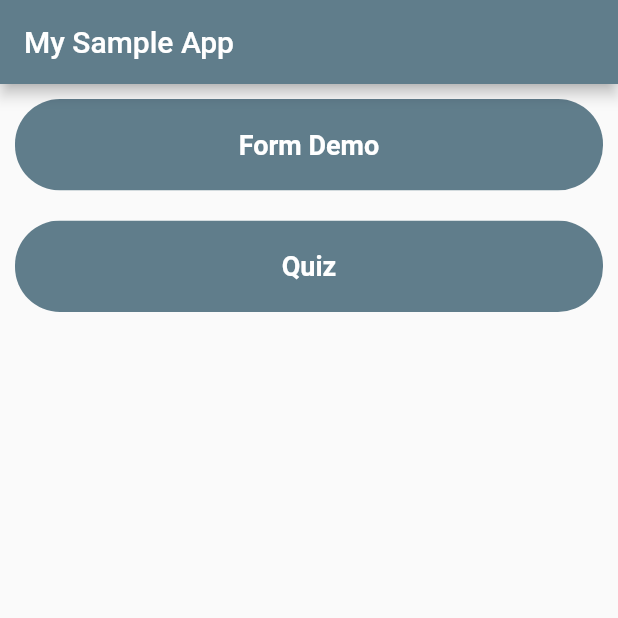
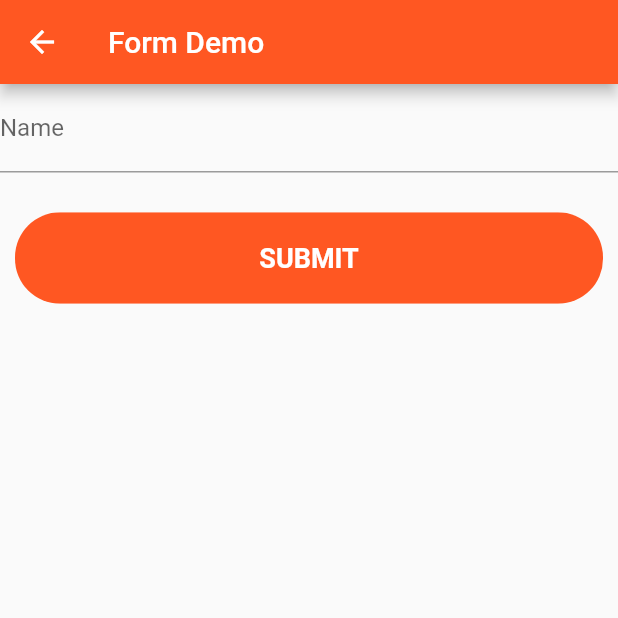
Before and after one commit to adepusai123/learn_flutter_app, a Flutter app: the screen it shows after launch, after a tap on "Form Demo", on a phone screen of 412 x 824 dp, the top half of it. Run offline on Flutter 3.47's test engine with Material 2 defaults, Android fonts, the phone set to English and light mode, and no system bars.

Commit message:
Form SCreen & Name field

```diff
--- /dev/null
+++ b/lib/screens/form_screens/form_screen.dart
@@ -0,0 +1,75 @@
+import 'package:flutter/material.dart';
+import 'package:learn_flutter_app/components/rounded_button.dart';
+
+class FormScreen extends StatefulWidget {
+  @override
+  _FormScreenState createState() => _FormScreenState();
+}
+
+class _FormScreenState extends State<FormScreen> {
+  String _name;
+  String _email;
+  String _password;
+  String _phone;
+  bool _autoValidate = false;
+
+  final GlobalKey<FormState> _formKey = GlobalKey<FormState>();
+
+  @override
+  Widget build(BuildContext context) {
+    Size size = MediaQuery.of(context).size;
+    return Scaffold(
+      appBar: AppBar(
+        title: Text("Form Demo"),
+        backgroundColor: Colors.deepOrange,
+      ),
+      body: Container(
+        width: double.infinity,
+        child: Form(
+          key: _formKey,
+          autovalidate: _autoValidate,
+          child: Column(
+            children: <Widget>[
+              _buildName(),
+              SizedBox(height: size.height * 0.02),
+              RoundButton(
+                btnLabel: "SUBMIT",
+                color: Colors.deepOrange,
+                press: _validateInputs,
+              )
+            ],
+          ),
+        ),
+      ),
+    );
+  }
+
+  Widget _buildName() {
+    return Container(
+      child: TextFormField(
+        decoration: InputDecoration(labelText: "Name"),
+        keyboardType: TextInputType.name,
+        validator: (String value) {
+          if (value.isEmpty) {
+            return 'Name is Required';
+          }
+          return null;
+        },
+        onSaved: (String value) {
+          _name = value;
+        },
+      ),
+    );
+  }
+
+  void _validateInputs() {
+    print(_name);
+    if (_formKey.currentState.validate()) {
+      _formKey.currentState.save();
+    } else {
+      setState(() {
+        _autoValidate = true;
+      });
+    }
+  }
+}
--- a/lib/screens/welcome_screen.dart
+++ b/lib/screens/welcome_screen.dart
@@ -1,4 +1,5 @@
 import 'package:flutter/material.dart';
+import 'package:learn_flutter_app/screens/form_screens/form_screen.dart';
 import 'package:learn_flutter_app/screens/quiz_screens/quiz_screen.dart';
 import '../components/rounded_button.dart';
 
@@ -9,7 +10,16 @@ class WelcomeScreen extends StatelessWidget {
       children: [
         RoundButton(
           btnLabel: 'Form Demo',
-          press: () {},
+          press: () {
+            Navigator.push(
+              context,
+              MaterialPageRoute(
+                builder: (context) {
+                  return FormScreen();
+                },
+              ),
+            );
+          },
         ),
         RoundButton(
           btnLabel: 'Quiz',
```
